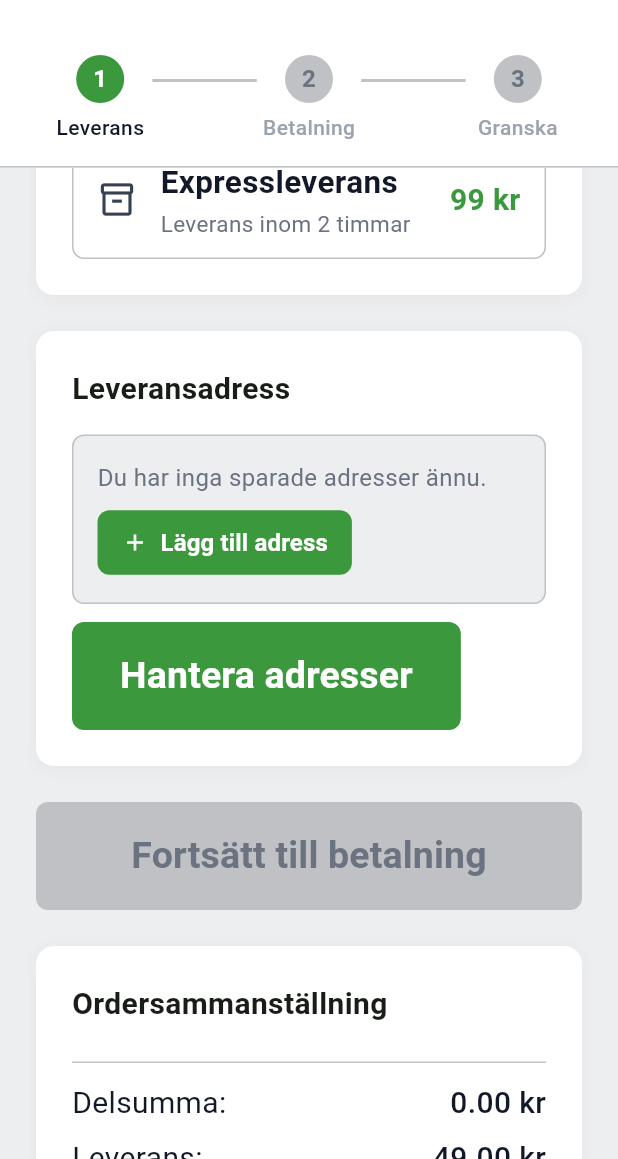
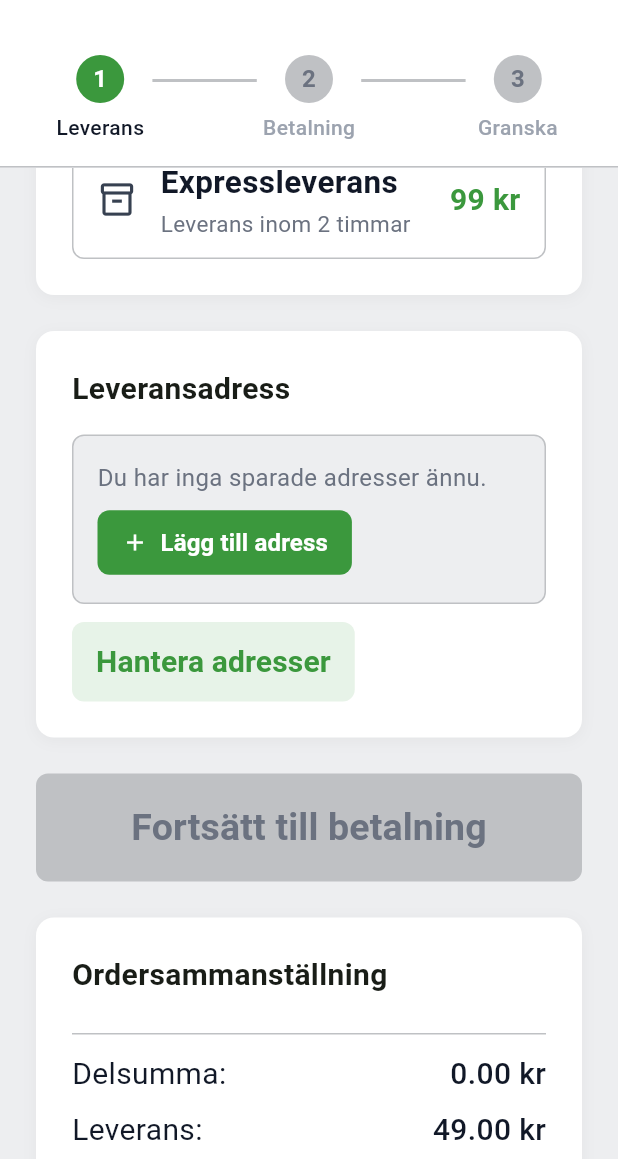
Before and after one commit to grodankungen/imat_app, a Flutter app: the CheckoutPage screen opened directly, scrolled down 576 dp, on a phone screen of 412 x 824 dp, the part 77-1236 px from its top. Run offline on Flutter 3.47's test engine with Material 3 defaults, Android fonts, the phone set to English and light mode, and no system bars; our stand-ins replace shared_preferences; accounts and stored records are empty; network calls fail.

Commit message:
There's been some changes

```diff
--- a/lib/pages/checkout_page.dart
+++ b/lib/pages/checkout_page.dart
@@ -869,10 +869,9 @@ class _DeliveryStep extends StatelessWidget {
                 const SizedBox(height: AppTheme.paddingMediumSmall),
                 Align(
                   alignment: Alignment.centerLeft,
-                  child: _PrimaryButton(
+                  child: _SecondaryButton(
                     label: 'Hantera adresser',
                     onPressed: () => showAccountModal(context),
-                    fullWidth: false,
                   ),
                 ),
               ],
@@ -1338,16 +1337,23 @@ class _PaymentStep extends StatelessWidget {
                   if (i < _paymentOptions.length - 1)
                     const SizedBox(height: AppTheme.paddingMediumSmall),
                 ],
-                if (paymentId == 'card') ...[
-                  const SizedBox(height: AppTheme.paddingLarge),
+              ],
+            ),
+          ),
+          // "Sparade kort" ligger nu i ett eget kort med mellanrum ovanför,
+          // på samma sätt som "Leveransadress" är skilt från "Leveranssätt".
+          if (paymentId == 'card') ...[
+            const SizedBox(height: AppTheme.paddingLarge),
+            _Card(
+              child: Column(
+                crossAxisAlignment: CrossAxisAlignment.stretch,
+                children: [
                   const Padding(
-                    padding: EdgeInsets.only(
-                      bottom: AppTheme.paddingMediumSmall,
-                    ),
+                    padding: EdgeInsets.only(bottom: AppTheme.paddingMedium),
                     child: Text(
                       'Sparade kort',
                       style: TextStyle(
-                        fontSize: AppTheme.fontSizeLg,
+                        fontSize: AppTheme.fontSizeXl,
                         fontWeight: FontWeight.w600,
                       ),
                     ),
@@ -1374,16 +1380,15 @@ class _PaymentStep extends StatelessWidget {
                   const SizedBox(height: AppTheme.paddingMediumSmall),
                   Align(
                     alignment: Alignment.centerLeft,
-                    child: _PrimaryButton(
+                    child: _SecondaryButton(
                       label: 'Hantera kort',
                       onPressed: () => showAccountModal(context),
-                      fullWidth: false,
                     ),
                   ),
                 ],
-              ],
-            ),
-          ),
+              ),
+            ),
+          ],
           const SizedBox(height: AppTheme.paddingLarge),
           _PrimaryButton(
             label: 'Granska beställning',
@@ -1890,11 +1895,15 @@ class _PrimaryButton extends StatelessWidget {
   final IconData? icon;
   final VoidCallback? onPressed;
   final bool fullWidth;
+  // Storlek på knapptexten. Standard matchar övriga primärknappar (fontSizeMd),
+  // men kan höjas för enstaka knappar.
+  final double labelSize;
   const _PrimaryButton({
     required this.label,
     required this.onPressed,
     this.icon,
     this.fullWidth = true,
+    this.labelSize = AppTheme.fontSizeMd,
   });
 
   @override
@@ -1925,14 +1934,68 @@ class _PrimaryButton extends StatelessWidget {
           ],
           Text(
             label,
+            style: TextStyle(
+              fontSize: labelSize,
+              fontWeight: FontWeight.w600,
+            ),
+          ),
+        ],
+      ),
+    );
+    return fullWidth ? SizedBox(width: double.infinity, child: btn) : btn;
+  }
+}
+
+// ---------- Secondary (manage) button ----------
+
+// Mindre, mindre framträdande knapp för "Hantera"-åtgärder.
+// Använder en grön bakgrund med låg opacitet och grön text, så att den
+// tydligt skiljer sig från den prominenta _PrimaryButton (Fortsätt-knappen).
+class _SecondaryButton extends StatelessWidget {
+  final String label;
+  final IconData? icon;
+  final VoidCallback? onPressed;
+  const _SecondaryButton({
+    required this.label,
+    required this.onPressed,
+    this.icon,
+  });
+
+  @override
+  Widget build(BuildContext context) {
+    return TextButton(
+      onPressed: onPressed,
+      style: TextButton.styleFrom(
+        // Grön bakgrund med låg opacitet + grön text/ikon.
+        backgroundColor: AppTheme.primary.withValues(alpha: 0.12),
+        foregroundColor: AppTheme.primary,
+        // Mindre inre marginaler => mindre knapp än Fortsätt-knappen.
+        padding: const EdgeInsets.symmetric(
+          horizontal: AppTheme.paddingMedium,
+          vertical: AppTheme.paddingMediumSmall,
+        ),
+        minimumSize: Size.zero,
+        tapTargetSize: MaterialTapTargetSize.shrinkWrap,
+        shape: RoundedRectangleBorder(
+          borderRadius: BorderRadius.circular(AppTheme.radiusLg),
+        ),
+      ),
+      child: Row(
+        mainAxisSize: MainAxisSize.min,
+        children: [
+          if (icon != null) ...[
+            Icon(icon, size: 18),
+            const SizedBox(width: AppTheme.paddingSmall),
+          ],
+          Text(
+            label,
             style: const TextStyle(
-              fontSize: AppTheme.fontSizeMd,
+              fontSize: AppTheme.fontSizeSm,
               fontWeight: FontWeight.w600,
             ),
           ),
         ],
       ),
     );
-    return fullWidth ? SizedBox(width: double.infinity, child: btn) : btn;
-  }
-}
+  }
+}
```
